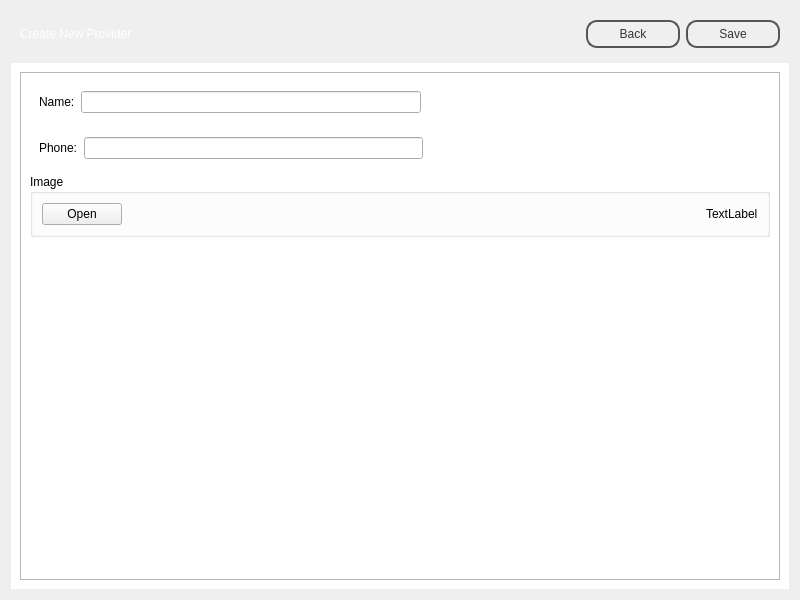
Old version of the form penyamanager/admin/adminnewprovider.ui in the repository eguzki/penyamanager.
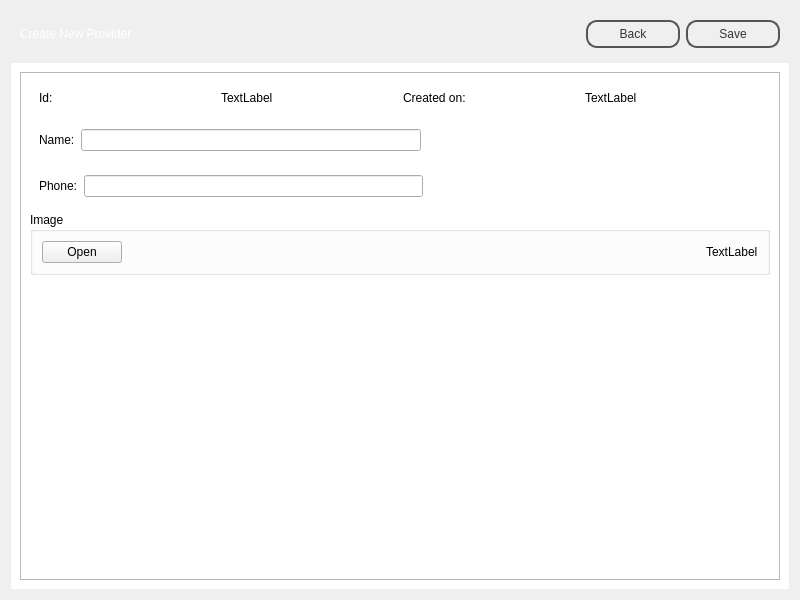
New version of the form.

Commit message: in admin app, edit provider

Diff of the .ui file:
```diff
--- a/penyamanager/admin/adminnewprovider.ui
+++ b/penyamanager/admin/adminnewprovider.ui
@@ -126,6 +126,40 @@
          <enum>QFrame::Raised</enum>
         </property>
         <layout class="QVBoxLayout" name="verticalLayout_2">
+         <item>
+          <widget class="QWidget" name="providerInfoWidget" native="true">
+           <layout class="QHBoxLayout" name="horizontalLayout_6">
+            <item>
+             <widget class="QLabel" name="idLabel">
+              <property name="text">
+               <string>Id:</string>
+              </property>
+             </widget>
+            </item>
+            <item>
+             <widget class="QLabel" name="idValueLabel">
+              <property name="text">
+               <string>TextLabel</string>
+              </property>
+             </widget>
+            </item>
+            <item>
+             <widget class="QLabel" name="regDateLabel">
+              <property name="text">
+               <string>Created on:</string>
+              </property>
+             </widget>
+            </item>
+            <item>
+             <widget class="QLabel" name="regDateValueLabel">
+              <property name="text">
+               <string>TextLabel</string>
+              </property>
+             </widget>
+            </item>
+           </layout>
+          </widget>
+         </item>
          <item>
           <widget class="QWidget" name="nameFormWidget" native="true">
            <layout class="QHBoxLayout" name="horizontalLayout_3">
```
The commit also changes 25 other files.
